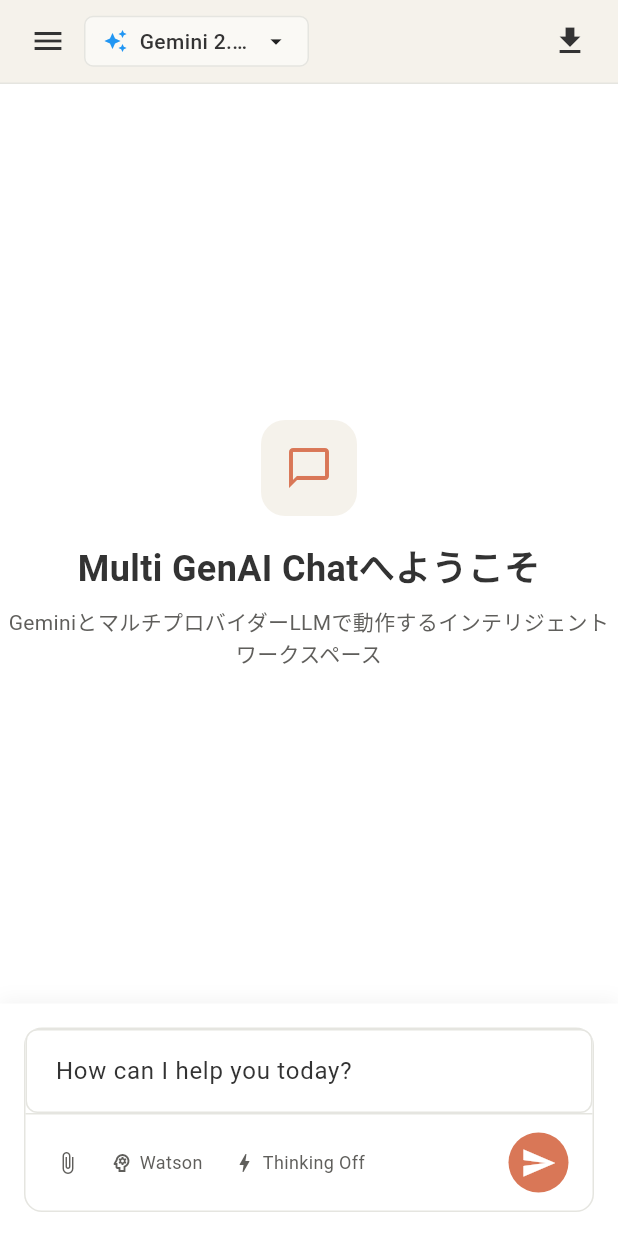
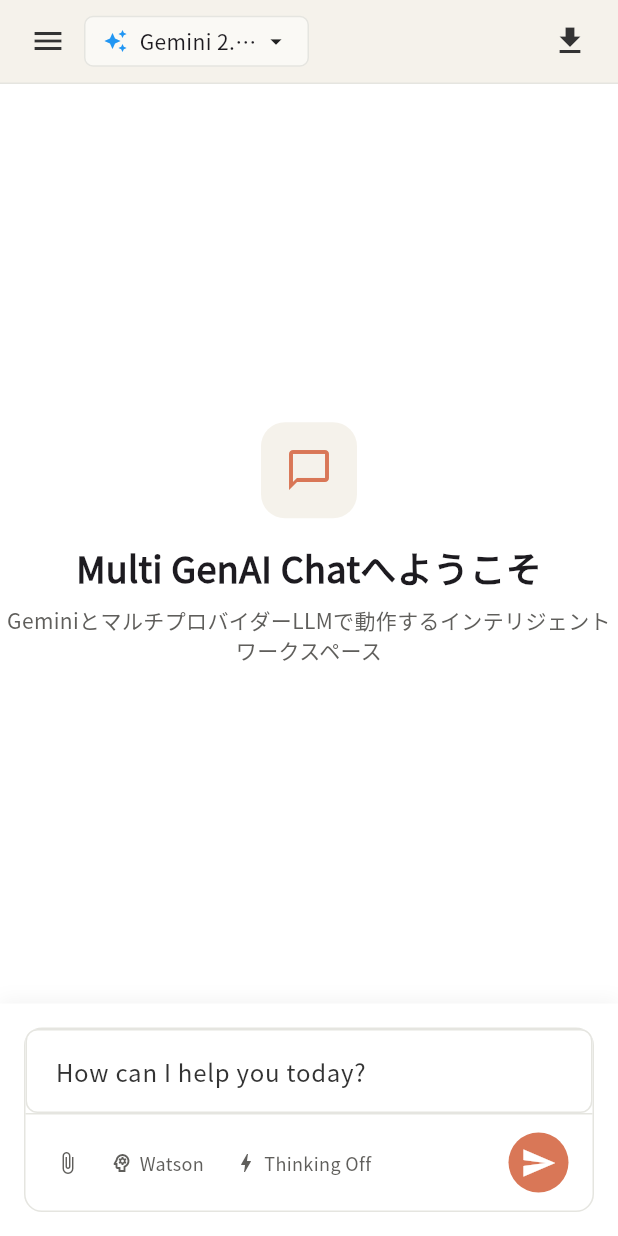
Before and after one commit to t2k2pp/FlutterChatApp, a Flutter app: the screen it shows after launch, on a phone screen of 412 x 824 dp. Run offline on Flutter 3.47's test engine with Material 3 defaults, Android fonts, the phone set to English and light mode, and no system bars; our stand-ins replace file_picker, flutter_highlight, flutter_markdown, flutter_riverpod, freezed_annotation, google_fonts and 4 more; missing offline and left inert: flutter_inappwebview, syncfusion_flutter_pdf; accounts and stored records are empty.

Commit message:
Google Fonts (Noto Sans JP) を追加して日本語表示を改善

```diff
--- a/lib/core/theme/app_theme.dart
+++ b/lib/core/theme/app_theme.dart
@@ -1,11 +1,17 @@
 import 'package:flutter/material.dart';
+import 'package:google_fonts/google_fonts.dart';
 import 'package:flutter_chat_app/core/theme/app_colors.dart';
 
 /// アプリケーションのテーマ設定
 class AppTheme {
   static ThemeData get lightTheme {
+    // Noto Sans JPをベースにしたテキストテーマ
+    final textTheme = GoogleFonts.notoSansJpTextTheme();
+
     return ThemeData(
       useMaterial3: true,
+      fontFamily: GoogleFonts.notoSansJp().fontFamily,
+      textTheme: textTheme,
       colorScheme: ColorScheme.light(
         primary: AppColors.primary,
         secondary: AppColors.primaryLight,
@@ -84,61 +90,6 @@ class AppTheme {
         thickness: 1,
         space: 1,
       ),
-      fontFamily: 'Roboto',
-      textTheme: const TextTheme(
-        displayLarge: TextStyle(
-          fontSize: 32,
-          fontWeight: FontWeight.bold,
-          color: AppColors.textPrimary,
-        ),
-        displayMedium: TextStyle(
-          fontSize: 28,
-          fontWeight: FontWeight.bold,
-          color: AppColors.textPrimary,
-        ),
-        displaySmall: TextStyle(
-          fontSize: 24,
-          fontWeight: FontWeight.bold,
-          color: AppColors.textPrimary,
-        ),
-        headlineMedium: TextStyle(
-          fontSize: 20,
-          fontWeight: FontWeight.w600,
-          color: AppColors.textPrimary,
-        ),
-        headlineSmall: TextStyle(
-          fontSize: 18,
-          fontWeight: FontWeight.w600,
-          color: AppColors.textPrimary,
-        ),
-        titleLarge: TextStyle(
-          fontSize: 16,
-          fontWeight: FontWeight.w600,
-          color: AppColors.textPrimary,
-        ),
-        titleMedium: TextStyle(
-          fontSize: 14,
-          fontWeight: FontWeight.w500,
-          color: AppColors.textPrimary,
-        ),
-        bodyLarge: TextStyle(
-          fontSize: 16,
-          color: AppColors.textPrimary,
-        ),
-        bodyMedium: TextStyle(
-          fontSize: 14,
-          color: AppColors.textPrimary,
-        ),
-        bodySmall: TextStyle(
-          fontSize: 12,
-          color: AppColors.textSecondary,
-        ),
-        labelLarge: TextStyle(
-          fontSize: 14,
-          fontWeight: FontWeight.w500,
-          color: AppColors.textPrimary,
-        ),
-      ),
     );
   }
 }
--- a/pubspec.yaml
+++ b/pubspec.yaml
@@ -83,6 +83,9 @@ dependencies:
   # Use with the CupertinoIcons class for iOS style icons.
   cupertino_icons: ^1.0.8
 
+  # Google Fonts for Japanese text support
+  google_fonts: ^6.1.0
+
 dev_dependencies:
   flutter_test:
     sdk: flutter
```
Also changed, not shown: pubspec.lock.
